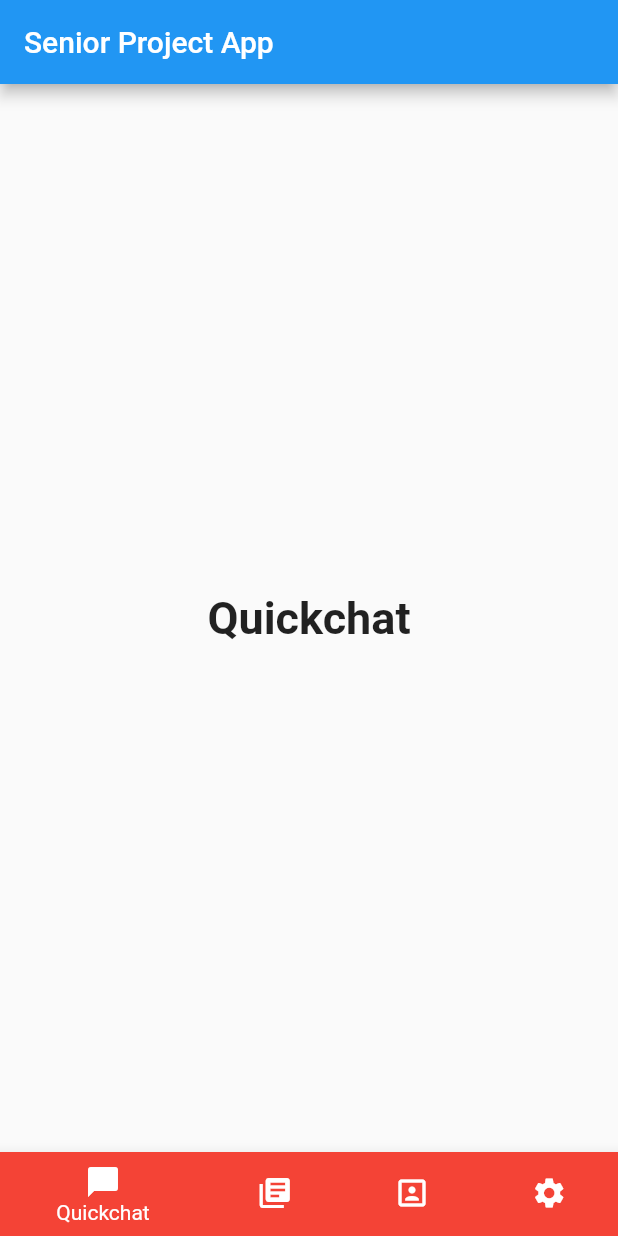
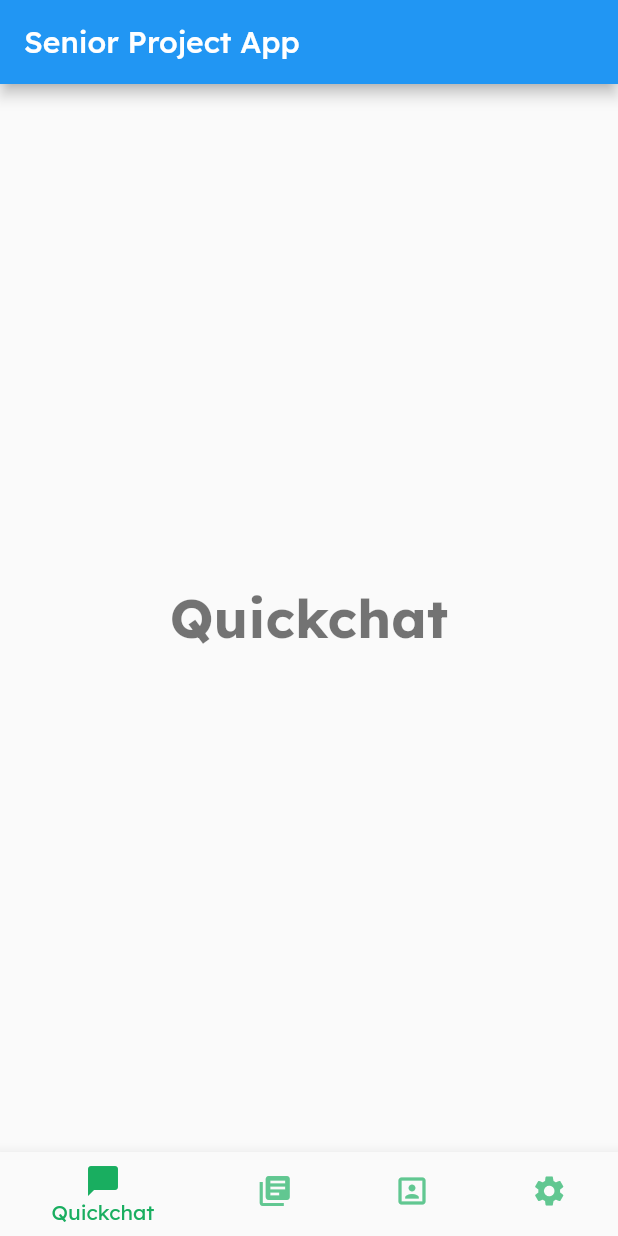
Before and after one commit to gibbons-eddie/Working-Title, a Flutter app: the screen it shows after launch, on a phone screen of 412 x 824 dp. Run offline on Flutter 3.47's test engine with Material 2 defaults, Android fonts, the phone set to English and light mode, and no system bars; our stand-ins replace google_fonts.

Commit message:
Add theme data with bottom nav bar data

```diff
--- a/lib/main.dart
+++ b/lib/main.dart
@@ -1,6 +1,8 @@
 import 'package:flutter/material.dart';
+import 'package:flutter_demo/theme.dart';
 
-void main() => runApp(const MyApp()); // always needs main function in this file; 'runApp' for Flutter applications
+void main() => runApp(
+    const MyApp()); // always needs main function in this file; 'runApp' for Flutter applications
 
 class MyApp extends StatelessWidget {
   const MyApp({Key? key}) : super(key: key);
@@ -8,42 +10,34 @@ class MyApp extends StatelessWidget {
   static const String _title = 'Senior Project Sample';
 
   @override
-  Widget build(BuildContext context) { // 'build' is the root of the whole application/widget tree here
-    return const MaterialApp(
+  Widget build(BuildContext context) {
+    // 'build' is the root of the whole application/widget tree here
+    return MaterialApp(
       title: _title,
-      home: MyStatefulWidget(), // more can go here, basically sets how the app is organized
+      theme: appTheme,
+      home:
+          const MyStatefulWidget(), // more can go here, basically sets how the app is organized
     );
   }
 }
 
-class MyStatefulWidget extends StatefulWidget { // widgets are either stateful or stateless; more info here: https://docs.flutter.dev/development/ui/interactive
+class MyStatefulWidget extends StatefulWidget {
+  // widgets are either stateful or stateless; more info here: https://docs.flutter.dev/development/ui/interactive
   const MyStatefulWidget({Key? key}) : super(key: key);
 
   @override
-  State<MyStatefulWidget> createState() => _MyStatefulWidgetState(); // a widget's state represents essentially the dynamic parts of the widget; whenever widget changes are made, setState() is called that updates the widget
+  State<MyStatefulWidget> createState() =>
+      _MyStatefulWidgetState(); // a widget's state represents essentially the dynamic parts of the widget; whenever widget changes are made, setState() is called that updates the widget
 }
 
 class _MyStatefulWidgetState extends State<MyStatefulWidget> {
   int _selectedIndex = 0;
-  static const TextStyle optionStyle =
-      TextStyle(fontSize: 30, fontWeight: FontWeight.bold);
-  static const List<Widget> _widgetOptions = <Widget>[
-    Text(
-      'Quickchat',
-      style: optionStyle,
-    ),
-    Text(
-      'Modules',
-      style: optionStyle,
-    ),
-    Text(
-      'Profile',
-      style: optionStyle,
-    ),
-    Text(
-      'Settings',
-      style: optionStyle,
-    ),
+  final _widgetOptions = ['Quickchat', 'Modules', 'Profile', 'Settings'];
+  final _widgetIcons = [
+    Icons.chat_bubble,
+    Icons.library_books,
+    Icons.portrait,
+    Icons.settings
   ];
 
   void _onItemTapped(int index) {
@@ -53,39 +47,32 @@ class _MyStatefulWidgetState extends State<MyStatefulWidget> {
   }
 
   @override
-  Widget build(BuildContext context) { // again, basically all the interactive parts of the widget; in this case, the menu bar
+  Widget build(BuildContext context) {
+    // again, basically all the interactive parts of the widget; in this case, the menu bar
+
+    if (_widgetIcons.length != _widgetOptions.length) {
+      throw Exception(
+          'The number of widget options and icons must be the same');
+    }
+
     return Scaffold(
       appBar: AppBar(
         title: const Text('Senior Project App'),
       ),
       body: Center(
-        child: _widgetOptions.elementAt(_selectedIndex),
+        child: Text(_widgetOptions.elementAt(_selectedIndex),
+            style: Theme.of(context).textTheme.headline1),
       ),
       bottomNavigationBar: BottomNavigationBar(
-        items: const <BottomNavigationBarItem>[
-          BottomNavigationBarItem(
-            icon: Icon(Icons.chat_bubble),
-            label: 'Quickchat',
-            backgroundColor: Colors.red,
-          ),
-          BottomNavigationBarItem(
-            icon: Icon(Icons.library_books),
-            label: 'Modules',
-            backgroundColor: Colors.green,
-          ),
-          BottomNavigationBarItem(
-            icon: Icon(Icons.portrait),
-            label: 'Profile',
-            backgroundColor: Colors.purple,
-          ),
-          BottomNavigationBarItem(
-            icon: Icon(Icons.settings),
-            label: 'Settings',
-            backgroundColor: Colors.pink,
-          ),
-        ],
+        items: _widgetOptions
+            .asMap()
+            .entries
+            .map((entry) => BottomNavigationBarItem(
+                  icon: Icon(_widgetIcons.elementAt(entry.key)),
+                  label: entry.value,
+                ))
+            .toList(),
         currentIndex: _selectedIndex,
-        selectedItemColor: Colors.white,
         onTap: _onItemTapped,
       ),
     );
--- /dev/null
+++ b/lib/theme.dart
@@ -0,0 +1,46 @@
+import 'package:flutter/material.dart';
+import 'package:google_fonts/google_fonts.dart';
+
+// Keep all colors here to make a central point of control
+class _Colors {
+  static const white = Color(0xFFFFFFFF);
+  static const black = Color(0xFF000000);
+  static const lightGray = Color(0xFFE5E5E5);
+  static const darkGray = Color(0xFFC4C4C4);
+  static const lightPurple = Color(0xFF9F76B4);
+  static const darkPurple = Color(0xFF542d69);
+  static const lightGreen = Color(0xFF61C791);
+  static const darkGreen = Color(0xFF19AE60);
+}
+
+final appTheme = ThemeData(
+  brightness: Brightness.light,
+
+  // Color data
+  primaryColor: _Colors.darkPurple,
+
+  // Bottom navigation bar data
+  bottomNavigationBarTheme: BottomNavigationBarThemeData(
+    backgroundColor: _Colors.white,
+    selectedItemColor: _Colors.darkGreen,
+    selectedLabelStyle: GoogleFonts.lexend(
+      textStyle: const TextStyle(color: _Colors.darkGreen),
+    ),
+    unselectedItemColor: _Colors.lightGreen,
+    unselectedLabelStyle: GoogleFonts.lexend(
+      textStyle: const TextStyle(color: _Colors.lightGreen),
+    ),
+    showUnselectedLabels: false, // Toggle this to show/hide the labels
+  ),
+
+  // Text data
+  fontFamily: 'Lexend',
+  textTheme: TextTheme(
+    headline1: GoogleFonts.lexend(
+      textStyle: const TextStyle(
+        fontWeight: FontWeight.bold,
+        fontSize: 36,
+      ),
+    ),
+  ),
+);
--- a/pubspec.yaml
+++ b/pubspec.yaml
@@ -35,6 +35,7 @@ dependencies:
   # Use with the CupertinoIcons class for iOS style icons.
   cupertino_icons: ^1.0.2
   english_words: ^4.0.0
+  google_fonts: ^2.3.1
 
 dev_dependencies:
   flutter_test:
```
Also changed, not shown: pubspec.lock, 6 other files.
